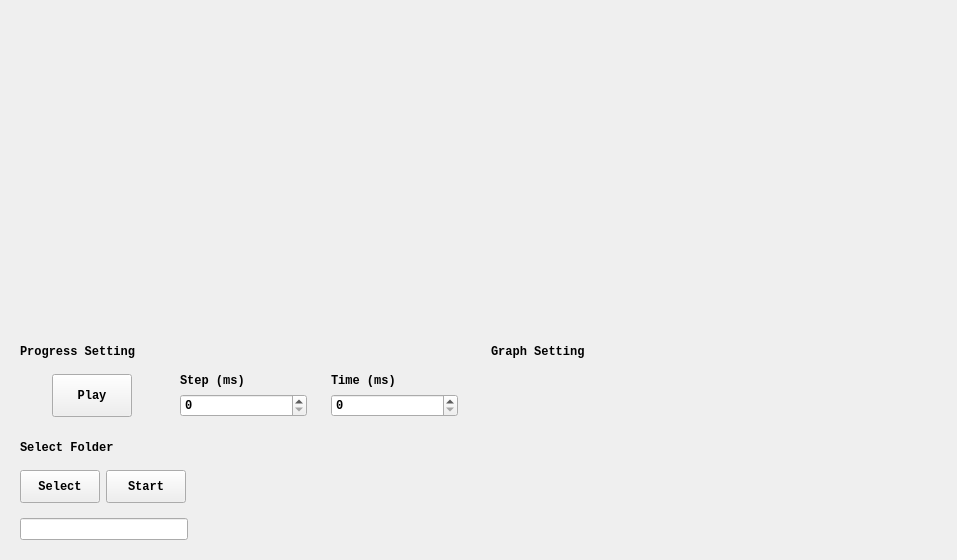
21kchen1/BadmintonDataMarker, file View/MainUI.ui: the form before one commit.
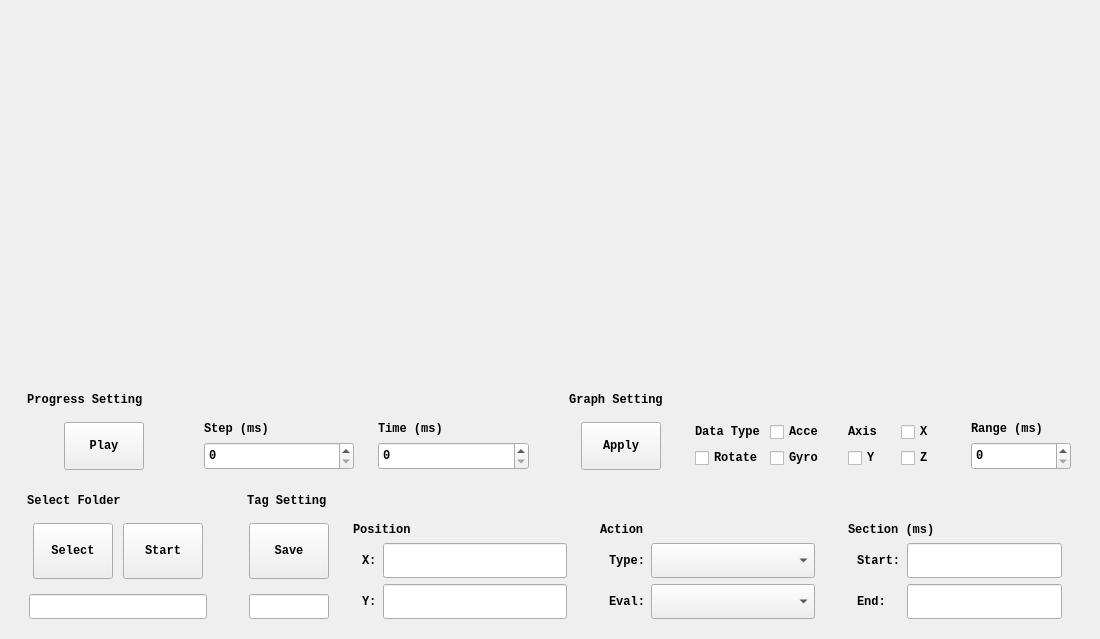
The form after the commit.

Commit message: new file:   View/MainUI.py ui 更新 	modified:   View/MainUI.ui ui 更新 	modified:   View/view.py ui 更新 	modified:   main.py ui 更新

Patch:
```diff
--- a/View/MainUI.ui
+++ b/View/MainUI.ui
@@ -6,20 +6,31 @@
    <rect>
     <x>0</x>
     <y>0</y>
-    <width>957</width>
-    <height>560</height>
+    <width>1100</width>
+    <height>639</height>
    </rect>
   </property>
+  <property name="sizePolicy">
+   <sizepolicy hsizetype="Preferred" vsizetype="Preferred">
+    <horstretch>3</horstretch>
+    <verstretch>0</verstretch>
+   </sizepolicy>
+  </property>
   <property name="font">
    <font>
     <family>Consolas</family>
+    <pointsize>9</pointsize>
     <weight>75</weight>
+    <italic>false</italic>
     <bold>true</bold>
    </font>
   </property>
   <property name="windowTitle">
    <string>Form</string>
   </property>
+  <property name="styleSheet">
+   <string notr="true"/>
+  </property>
   <layout class="QGridLayout" name="gridLayout">
    <item row="0" column="0">
     <widget class="QWidget" name="ShowWidget" native="true">
@@ -95,6 +106,24 @@
          </property>
          <item>
           <widget class="QWidget" name="ProgressSetWidget" native="true">
+           <property name="font">
+            <font>
+             <family>Consolas</family>
+             <pointsize>9</pointsize>
+             <weight>75</weight>
+             <italic>false</italic>
+             <bold>true</bold>
+            </font>
+           </property>
+           <property name="cursor">
+            <cursorShape>ArrowCursor</cursorShape>
+           </property>
+           <property name="focusPolicy">
+            <enum>Qt::NoFocus</enum>
+           </property>
+           <property name="styleSheet">
+            <string notr="true"/>
+           </property>
            <layout class="QVBoxLayout" name="verticalLayout_3">
             <item>
              <widget class="QLabel" name="ProgressSetLabel">
@@ -105,7 +134,7 @@
                </sizepolicy>
               </property>
               <property name="text">
-               <string>Progress Setting</string>
+               <string> Progress Setting</string>
               </property>
              </widget>
             </item>
@@ -117,6 +146,15 @@
                 <verstretch>1</verstretch>
                </sizepolicy>
               </property>
+              <property name="font">
+               <font>
+                <family>Consolas</family>
+                <pointsize>9</pointsize>
+                <weight>75</weight>
+                <italic>false</italic>
+                <bold>true</bold>
+               </font>
+              </property>
               <layout class="QHBoxLayout" name="horizontalLayout_5">
                <property name="leftMargin">
                 <number>0</number>
@@ -134,13 +172,13 @@
                 <widget class="QWidget" name="widget_3" native="true">
                  <layout class="QHBoxLayout" name="horizontalLayout_6">
                   <property name="leftMargin">
-                   <number>0</number>
+                   <number>9</number>
                   </property>
                   <property name="topMargin">
                    <number>0</number>
                   </property>
                   <property name="rightMargin">
-                   <number>0</number>
+                   <number>9</number>
                   </property>
                   <property name="bottomMargin">
                    <number>0</number>
@@ -254,7 +292,16 @@
          </item>
          <item>
           <widget class="QWidget" name="GraphSetWidget" native="true">
+           <property name="styleSheet">
+            <string notr="true"/>
+           </property>
            <layout class="QVBoxLayout" name="verticalLayout_6">
+            <property name="leftMargin">
+             <number>9</number>
+            </property>
+            <property name="rightMargin">
+             <number>9</number>
+            </property>
             <item>
              <widget class="QLabel" name="label_3">
               <property name="sizePolicy">
@@ -264,12 +311,188 @@
                </sizepolicy>
               </property>
               <property name="text">
-               <string>Graph Setting</string>
+               <string> Graph Setting</string>
               </property>
              </widget>
             </item>
             <item>
-             <widget class="QWidget" name="widget_6" native="true"/>
+             <widget class="QWidget" name="widget_6" native="true">
+              <layout class="QHBoxLayout" name="horizontalLayout_7">
+               <property name="leftMargin">
+                <number>0</number>
+               </property>
+               <property name="topMargin">
+                <number>9</number>
+               </property>
+               <property name="rightMargin">
+                <number>0</number>
+               </property>
+               <property name="bottomMargin">
+                <number>0</number>
+               </property>
+               <item>
+                <widget class="QWidget" name="widget_7" native="true">
+                 <layout class="QHBoxLayout" name="horizontalLayout_8">
+                  <property name="topMargin">
+                   <number>0</number>
+                  </property>
+                  <property name="bottomMargin">
+                   <number>0</number>
+                  </property>
+                  <item>
+                   <widget class="QPushButton" name="pushButton_2">
+                    <property name="sizePolicy">
+                     <sizepolicy hsizetype="Fixed" vsizetype="Preferred">
+                      <horstretch>0</horstretch>
+                      <verstretch>0</verstretch>
+                     </sizepolicy>
+                    </property>
+                    <property name="text">
+                     <string>Apply</string>
+                    </property>
+                   </widget>
+                  </item>
+                 </layout>
+                </widget>
+               </item>
+               <item>
+                <widget class="QWidget" name="widget_10" native="true">
+                 <layout class="QGridLayout" name="gridLayout_2">
+                  <property name="topMargin">
+                   <number>0</number>
+                  </property>
+                  <property name="bottomMargin">
+                   <number>0</number>
+                  </property>
+                  <item row="0" column="1">
+                   <widget class="QCheckBox" name="AcceCheckBox">
+                    <property name="text">
+                     <string>Acce</string>
+                    </property>
+                   </widget>
+                  </item>
+                  <item row="0" column="0">
+                   <widget class="QLabel" name="DataTypeLabel">
+                    <property name="sizePolicy">
+                     <sizepolicy hsizetype="Preferred" vsizetype="Fixed">
+                      <horstretch>0</horstretch>
+                      <verstretch>0</verstretch>
+                     </sizepolicy>
+                    </property>
+                    <property name="text">
+                     <string>Data Type</string>
+                    </property>
+                   </widget>
+                  </item>
+                  <item row="1" column="0">
+                   <widget class="QCheckBox" name="RotateCheckBox">
+                    <property name="text">
+                     <string>Rotate</string>
+                    </property>
+                   </widget>
+                  </item>
+                  <item row="1" column="1">
+                   <widget class="QCheckBox" name="GyroCheckBox">
+                    <property name="text">
+                     <string>Gyro</string>
+                    </property>
+                   </widget>
+                  </item>
+                 </layout>
+                </widget>
+               </item>
+               <item>
+                <widget class="QWidget" name="widget_9" native="true">
+                 <layout class="QGridLayout" name="gridLayout_3">
+                  <property name="topMargin">
+                   <number>0</number>
+                  </property>
+                  <property name="bottomMargin">
+                   <number>0</number>
+                  </property>
+                  <item row="0" column="0">
+                   <widget class="QLabel" name="DataTypeLabel_2">
+                    <property name="sizePolicy">
+                     <sizepolicy hsizetype="Preferred" vsizetype="Fixed">
+                      <horstretch>0</horstretch>
+                      <verstretch>0</verstretch>
+                     </sizepolicy>
+                    </property>
+                    <property name="text">
+                     <string>Axis</string>
+                    </property>
+                   </widget>
+                  </item>
+                  <item row="0" column="1">
+                   <widget class="QCheckBox" name="XCheckBox">
+                    <property name="text">
+                     <string>X</string>
+                    </property>
+                   </widget>
+                  </item>
+                  <item row="1" column="0">
+                   <widget class="QCheckBox" name="YCheckBox">
+                    <property name="text">
+                     <string>Y</string>
+                    </property>
+                   </widget>
+                  </item>
+                  <item row="1" column="1">
+                   <widget class="QCheckBox" name="ZCheckBox">
+                    <property name="text">
+                     <string>Z</string>
+                    </property>
+                   </widget>
+                  </item>
+                 </layout>
+                </widget>
+               </item>
+               <item>
+                <widget class="QWidget" name="widget_8" native="true">
+                 <layout class="QVBoxLayout" name="verticalLayout_7">
+                  <property name="topMargin">
+                   <number>0</number>
+                  </property>
+                  <property name="bottomMargin">
+                   <number>0</number>
+                  </property>
+                  <item>
+                   <widget class="QLabel" name="label_4">
+                    <property name="sizePolicy">
+                     <sizepolicy hsizetype="Preferred" vsizetype="Fixed">
+                      <horstretch>0</horstretch>
+                      <verstretch>0</verstretch>
+                     </sizepolicy>
+                    </property>
+                    <property name="text">
+                     <string>Range (ms)</string>
+                    </property>
+                   </widget>
+                  </item>
+                  <item>
+                   <widget class="QSpinBox" name="spinBox">
+                    <property name="sizePolicy">
+                     <sizepolicy hsizetype="Minimum" vsizetype="Preferred">
+                      <horstretch>0</horstretch>
+                      <verstretch>0</verstretch>
+                     </sizepolicy>
+                    </property>
+                    <property name="maximum">
+                     <number>200000</number>
+                    </property>
+                    <property name="singleStep">
+                     <number>200</number>
+                    </property>
+                    <property name="value">
+                     <number>0</number>
+                    </property>
+                   </widget>
+                  </item>
+                 </layout>
+                </widget>
+               </item>
+              </layout>
+             </widget>
             </item>
            </layout>
           </widget>
@@ -306,6 +529,9 @@
              <verstretch>0</verstretch>
             </sizepolicy>
            </property>
+           <property name="styleSheet">
+            <string notr="true"/>
+           </property>
            <layout class="QVBoxLayout" name="verticalLayout_2">
             <item>
              <widget class="QLabel" name="TagFolderLabel">
@@ -316,70 +542,85 @@
                </sizepolicy>
               </property>
               <property name="text">
-               <string>Select Folder</string>
+               <string> Select Folder</string>
               </property>
              </widget>
             </item>
             <item>
-             <widget class="QWidget" name="widget" native="true">
-              <property name="sizePolicy">
-               <sizepolicy hsizetype="Preferred" vsizetype="Preferred">
-                <horstretch>0</horstretch>
-                <verstretch>3</verstretch>
-               </sizepolicy>
-              </property>
-              <layout class="QHBoxLayout" name="horizontalLayout_4">
-               <property name="leftMargin">
-                <number>0</number>
-               </property>
+             <widget class="QWidget" name="widget_21" native="true">
+              <layout class="QVBoxLayout" name="verticalLayout_12">
                <property name="topMargin">
-                <number>9</number>
-               </property>
-               <property name="rightMargin">
                 <number>0</number>
                </property>
                <property name="bottomMargin">
-                <number>9</number>
+                <number>0</number>
                </property>
                <item>
-                <widget class="QPushButton" name="SelectFolderButton">
+                <widget class="QWidget" name="widget" native="true">
                  <property name="sizePolicy">
-                  <sizepolicy hsizetype="Fixed" vsizetype="Preferred">
+                  <sizepolicy hsizetype="Preferred" vsizetype="Preferred">
                    <horstretch>0</horstretch>
-                   <verstretch>0</verstretch>
+                   <verstretch>3</verstretch>
                   </sizepolicy>
                  </property>
-                 <property name="text">
-                  <string>Select</string>
-                 </property>
+                 <layout class="QHBoxLayout" name="horizontalLayout_4">
+                  <property name="leftMargin">
+                   <number>0</number>
+                  </property>
+                  <property name="topMargin">
+                   <number>9</number>
+                  </property>
+                  <property name="rightMargin">
+                   <number>0</number>
+                  </property>
+                  <property name="bottomMargin">
+                   <number>9</number>
+                  </property>
+                  <item>
+                   <widget class="QPushButton" name="SelectFolderButton">
+                    <property name="sizePolicy">
+                     <sizepolicy hsizetype="Fixed" vsizetype="Preferred">
+                      <horstretch>0</horstretch>
+                      <verstretch>0</verstretch>
+                     </sizepolicy>
+                    </property>
+                    <property name="text">
+                     <string>Select</string>
+                    </property>
+                   </widget>
+                  </item>
+                  <item>
+                   <widget class="QPushButton" name="TagStartButton">
+                    <property name="sizePolicy">
+                     <sizepolicy hsizetype="Fixed" vsizetype="Preferred">
+                      <horstretch>0</horstretch>
+                      <verstretch>0</verstretch>
+                     </sizepolicy>
+                    </property>
+                    <property name="text">
+                     <string>Start</string>
+                    </property>
+                   </widget>
+                  </item>
+                 </layout>
                 </widget>
                </item>
                <item>
-                <widget class="QPushButton" name="TagStartButton">
+                <widget class="QLineEdit" name="TagFolderLineEdit">
                  <property name="sizePolicy">
-                  <sizepolicy hsizetype="Fixed" vsizetype="Preferred">
+                  <sizepolicy hsizetype="Preferred" vsizetype="Preferred">
                    <horstretch>0</horstretch>
-                   <verstretch>0</verstretch>
+                   <verstretch>1</verstretch>
                   </sizepolicy>
                  </property>
-                 <property name="text">
-                  <string>Start</string>
+                 <property name="readOnly">
+                  <bool>true</bool>
                  </property>
                 </widget>
                </item>
               </layout>
              </widget>
             </item>
-            <item>
-             <widget class="QLineEdit" name="TagFolderLineEdit">
-              <property name="sizePolicy">
-               <sizepolicy hsizetype="Expanding" vsizetype="Preferred">
-                <horstretch>0</horstretch>
-                <verstretch>1</verstretch>
-               </sizepolicy>
-              </property>
-             </widget>
-            </item>
            </layout>
           </widget>
          </item>
@@ -391,6 +632,389 @@
              <verstretch>0</verstretch>
             </sizepolicy>
            </property>
+           <property name="styleSheet">
+            <string notr="true"/>
+           </property>
+           <layout class="QVBoxLayout" name="verticalLayout_8">
+            <item>
+             <widget class="QLabel" name="TagSetLabel">
+              <property name="sizePolicy">
+               <sizepolicy hsizetype="Preferred" vsizetype="Fixed">
+                <horstretch>0</horstretch>
+                <verstretch>0</verstretch>
+               </sizepolicy>
+              </property>
+              <property name="text">
+               <string> Tag Setting</string>
+              </property>
+             </widget>
+            </item>
+            <item>
+             <widget class="QWidget" name="widget_11" native="true">
+              <layout class="QHBoxLayout" name="horizontalLayout_9">
+               <property name="leftMargin">
+                <number>0</number>
+               </property>
+               <property name="topMargin">
+                <number>0</number>
+               </property>
+               <property name="rightMargin">
+                <number>0</number>
+               </property>
+               <property name="bottomMargin">
+                <number>0</number>
+               </property>
+               <item>
+                <widget class="QWidget" name="widget_12" native="true">
+                 <property name="sizePolicy">
+                  <sizepolicy hsizetype="Preferred" vsizetype="Preferred">
+                   <horstretch>0</horstretch>
+                   <verstretch>0</verstretch>
+                  </sizepolicy>
+                 </property>
+                 <layout class="QVBoxLayout" name="verticalLayout_9">
+                  <property name="spacing">
+                   <number>6</number>
+                  </property>
+                  <property name="leftMargin">
+                   <number>9</number>
+                  </property>
+                  <property name="topMargin">
+                   <number>0</number>
+                  </property>
+                  <property name="rightMargin">
+                   <number>9</number>
+                  </property>
+                  <property name="bottomMargin">
+                   <number>0</number>
+                  </property>
+                  <item>
+                   <widget class="QWidget" name="widget_16" native="true">
+                    <property name="sizePolicy">
+                     <sizepolicy hsizetype="Preferred" vsizetype="Preferred">
+                      <horstretch>0</horstretch>
+                      <verstretch>3</verstretch>
+                     </sizepolicy>
+                    </property>
+                    <layout class="QHBoxLayout" name="horizontalLayout_10">
+                     <property name="leftMargin">
+                      <number>0</number>
+                     </property>
+                     <property name="topMargin">
+                      <number>9</number>
+                     </property>
+                     <property name="rightMargin">
+                      <number>0</number>
+                     </property>
+                     <property name="bottomMargin">
+                      <number>9</number>
+                     </property>
+                     <item>
+                      <widget class="QPushButton" name="pushButton_3">
+                       <property name="sizePolicy">
+                        <sizepolicy hsizetype="Fixed" vsizetype="Preferred">
+                         <horstretch>0</horstretch>
+                         <verstretch>0</verstretch>
+                        </sizepolicy>
+                       </property>
+                       <property name="text">
+                        <string>Save</string>
+                       </property>
+                      </widget>
+                     </item>
+                    </layout>
+                   </widget>
+                  </item>
+                  <item>
+                   <widget class="QLineEdit" name="SaveLineEdit">
+                    <property name="sizePolicy">
+                     <sizepolicy hsizetype="Ignored" vsizetype="Preferred">
+                      <horstretch>0</horstretch>
+                      <verstretch>1</verstretch>
+                     </sizepolicy>
+                    </property>
+                    <property name="readOnly">
+                     <bool>true</bool>
+                    </property>
+                   </widget>
+                  </item>
+                 </layout>
+                </widget>
+               </item>
+               <item>
+                <widget class="QWidget" name="widget_15" native="true">
+                 <property name="sizePolicy">
+                  <sizepolicy hsizetype="Preferred" vsizetype="Preferred">
+                   <horstretch>1</horstretch>
+                   <verstretch>0</verstretch>
+                  </sizepolicy>
+                 </property>
+                 <layout class="QVBoxLayout" name="verticalLayout_10">
+                  <property name="bottomMargin">
+                   <number>0</number>
+                  </property>
+                  <item>
+                   <widget class="QLabel" name="label_5">
+                    <property name="sizePolicy">
+                     <sizepolicy hsizetype="Preferred" vsizetype="Fixed">
+                      <horstretch>0</horstretch>
+                      <verstretch>0</verstretch>
+                     </sizepolicy>
+                    </property>
+                    <property name="text">
+                     <string>Position</string>
+                    </property>
+                   </widget>
+                  </item>
+                  <item>
+                   <widget class="QWidget" name="widget_22" native="true">
+                    <layout class="QGridLayout" name="gridLayout_4">
+                     <property name="leftMargin">
+                      <number>9</number>
+                     </property>
+                     <property name="topMargin">
+                      <number>0</number>
+                     </property>
+                     <property name="rightMargin">
+                      <number>9</number>
+                     </property>
+                     <property name="bottomMargin">
+                      <number>0</number>
+                     </property>
+                     <item row="0" column="1">
+                      <widget class="QLineEdit" name="XLineEdit">
+                       <property name="sizePolicy">
+                        <sizepolicy hsizetype="Preferred" vsizetype="Preferred">
+                         <horstretch>0</horstretch>
+                         <verstretch>0</verstretch>
+                        </sizepolicy>
+                       </property>
+                      </widget>
+                     </item>
+                     <item row="0" column="0">
+                      <widget class="QLabel" name="label_6">
+                       <property name="sizePolicy">
+                        <sizepolicy hsizetype="Fixed" vsizetype="Preferred">
+                         <horstretch>0</horstretch>
+                         <verstretch>0</verstretch>
+                        </sizepolicy>
+                       </property>
+                       <property name="text">
+                        <string>X:</string>
+                       </property>
+                      </widget>
+                     </item>
+                     <item row="1" column="0">
+                      <widget class="QLabel" name="label_7">
+                       <property name="sizePolicy">
+                        <sizepolicy hsizetype="Fixed" vsizetype="Preferred">
+                         <horstretch>0</horstretch>
+                         <verstretch>0</verstretch>
+                        </sizepolicy>
+                       </property>
+                       <property name="text">
+                        <string>Y:</string>
+                       </property>
+                      </widget>
+                     </item>
+                     <item row="1" column="1">
+                      <widget class="QLineEdit" name="YLineEdit">
+                       <property name="sizePolicy">
+                        <sizepolicy hsizetype="Preferred" vsizetype="Preferred">
+                         <horstretch>0</horstretch>
+                         <verstretch>0</verstretch>
+                        </sizepolicy>
+                       </property>
+                      </widget>
+                     </item>
+                    </layout>
+                   </widget>
+                  </item>
+                 </layout>
+                </widget>
+               </item>
+               <item>
+                <widget class="QWidget" name="widget_13" native="true">
+                 <property name="sizePolicy">
+                  <sizepolicy hsizetype="Preferred" vsizetype="Preferred">
+                   <horstretch>1</horstretch>
+                   <verstretch>0</verstretch>
+                  </sizepolicy>
+                 </property>
+                 <layout class="QVBoxLayout" name="verticalLayout_11">
+                  <property name="bottomMargin">
+                   <number>0</number>
+                  </property>
+                  <item>
+                   <widget class="QLabel" name="label_8">
+                    <property name="sizePolicy">
+                     <sizepolicy hsizetype="Preferred" vsizetype="Fixed">
+                      <horstretch>0</horstretch>
+                      <verstretch>0</verstretch>
+                     </sizepolicy>
+                    </property>
+                    <property name="text">
+                     <string>Action</string>
+                    </property>
+                   </widget>
+                  </item>
+                  <item>
+                   <widget class="QWidget" name="widget_17" native="true">
+                    <layout class="QGridLayout" name="gridLayout_5">
+                     <property name="topMargin">
+                      <number>0</number>
+                     </property>
+                     <property name="bottomMargin">
+                      <number>0</number>
+                     </property>
+                     <item row="0" column="0">
+                      <widget class="QLabel" name="label_9">
+                       <property name="sizePolicy">
+                        <sizepolicy hsizetype="Fixed" vsizetype="Preferred">
+                         <horstretch>0</horstretch>
+                         <verstretch>0</verstretch>
+                        </sizepolicy>
+                       </property>
+                       <property name="text">
+                        <string>Type:</string>
+                       </property>
+                      </widget>
+                     </item>
+                     <item row="0" column="1">
+                      <widget class="QComboBox" name="TypeComboBox">
+                       <property name="sizePolicy">
+                        <sizepolicy hsizetype="Preferred" vsizetype="Preferred">
+                         <horstretch>0</horstretch>
+                         <verstretch>0</verstretch>
+                        </sizepolicy>
+                       </property>
+                      </widget>
+                     </item>
+                     <item row="1" column="0">
+                      <widget class="QLabel" name="label_10">
+                       <property name="sizePolicy">
+                        <sizepolicy hsizetype="Fixed" vsizetype="Preferred">
+                         <horstretch>0</horstretch>
+                         <verstretch>0</verstretch>
+                        </sizepolicy>
+                       </property>
+                       <property name="text">
+                        <string>Eval:</string>
+                       </property>
+                      </widget>
+                     </item>
+                     <item row="1" column="1">
+                      <widget class="QComboBox" name="EvalComboBox">
+                       <property name="sizePolicy">
+                        <sizepolicy hsizetype="Preferred" vsizetype="Preferred">
+                         <horstretch>0</horstretch>
+                         <verstretch>0</verstretch>
+                        </sizepolicy>
+                       </property>
+                      </widget>
+                     </item>
+                    </layout>
+                   </widget>
+                  </item>
+                 </layout>
+                </widget>
+               </item>
+               <item>
+                <widget class="QWidget" name="widget_14" native="true">
+                 <property name="sizePolicy">
+                  <sizepolicy hsizetype="Preferred" vsizetype="Preferred">
+                   <horstretch>1</horstretch>
+                   <verstretch>0</verstretch>
+                  </sizepolicy>
+                 </property>
+                 <layout class="QVBoxLayout" name="verticalLayout_13">
+                  <property name="bottomMargin">
+                   <number>0</number>
+                  </property>
+                  <item>
+                   <widget class="QLabel" name="label_11">
+                    <property name="sizePolicy">
+                     <sizepolicy hsizetype="Preferred" vsizetype="Fixed">
+                      <horstretch>0</horstretch>
+                      <verstretch>0</verstretch>
+                     </sizepolicy>
+                    </property>
+                    <property name="text">
+                     <string>Section (ms)</string>
+                    </property>
+                   </widget>
+                  </item>
+                  <item>
+                   <widget class="QWidget" name="widget_18" native="true">
+                    <layout class="QGridLayout" name="gridLayout_6">
+                     <property name="topMargin">
+                      <number>0</number>
+                     </property>
+                     <property name="bottomMargin">
+                      <number>0</number>
+                     </property>
+                     <item row="0" column="1">
+                      <widget class="QLineEdit" name="lineEdit">
+                       <property name="sizePolicy">
+                        <sizepolicy hsizetype="Preferred" vsizetype="Preferred">
+                         <horstretch>0</horstretch>
+                         <verstretch>0</verstretch>
+                        </sizepolicy>
+                       </property>
+                       <property name="readOnly">
+                        <bool>true</bool>
+                       </property>
+                      </widget>
+                     </item>
+                     <item row="0" column="0">
+                      <widget class="QLabel" name="label_12">
+                       <property name="sizePolicy">
+                        <sizepolicy hsizetype="Fixed" vsizetype="Preferred">
+                         <horstretch>0</horstretch>
+                         <verstretch>0</verstretch>
+                        </sizepolicy>
+                       </property>
+                       <property name="text">
+                        <string>Start:</string>
+                       </property>
+                      </widget>
+                     </item>
+                     <item row="1" column="0">
+                      <widget class="QLabel" name="label_13">
+                       <property name="sizePolicy">
+                        <sizepolicy hsizetype="Fixed" vsizetype="Preferred">
+                         <horstretch>0</horstretch>
+                         <verstretch>0</verstretch>
+                        </sizepolicy>
+                       </property>
+                       <property name="text">
+                        <string>End:</string>
+                       </property>
+                      </widget>
+                     </item>
+                     <item row="1" column="1">
+                      <widget class="QLineEdit" name="lineEdit_2">
+                       <property name="sizePolicy">
+                        <sizepolicy hsizetype="Preferred" vsizetype="Preferred">
+                         <horstretch>0</horstretch>
+                         <verstretch>0</verstretch>
+                        </sizepolicy>
+                       </property>
+                       <property name="readOnly">
+                        <bool>true</bool>
+                       </property>
+                      </widget>
+                     </item>
+                    </layout>
+                   </widget>
+                  </item>
+                 </layout>
+                </widget>
+               </item>
+              </layout>
+             </widget>
+            </item>
+           </layout>
           </widget>
          </item>
         </layout>
@@ -399,6 +1023,44 @@
      </layout>
     </widget>
    </item>
+   <item row="0" column="0">
+    <widget class="QWidget" name="ShowWidget" native="true">
+     <property name="sizePolicy">
+      <sizepolicy hsizetype="Preferred" vsizetype="Preferred">
+       <horstretch>0</horstretch>
+       <verstretch>3</verstretch>
+      </sizepolicy>
+     </property>
+     <layout class="QHBoxLayout" name="horizontalLayout">
+      <property name="leftMargin">
+       <number>0</number>
+      </property>
+      <property name="topMargin">
+       <number>0</number>
+      </property>
+      <property name="rightMargin">
+       <number>0</number>
+      </property>
+      <property name="bottomMargin">
+       <number>0</number>
+      </property>
+      <item>
+       <widget class="QWidget" name="VideoWidget" native="true">
+        <property name="styleSheet">
+         <string notr="true"/>
+        </property>
+       </widget>
+      </item>
+      <item>
+       <widget class="QWidget" name="GraphWidget" native="true">
+        <property name="styleSheet">
+         <string notr="true"/>
+        </property>
+       </widget>
+      </item>
+     </layout>
+    </widget>
+   </item>
   </layout>
  </widget>
  <resources/>
```
Left out of the diff: 30 changed lines with no effect on the pictures. The commit also changes 3 other files.
